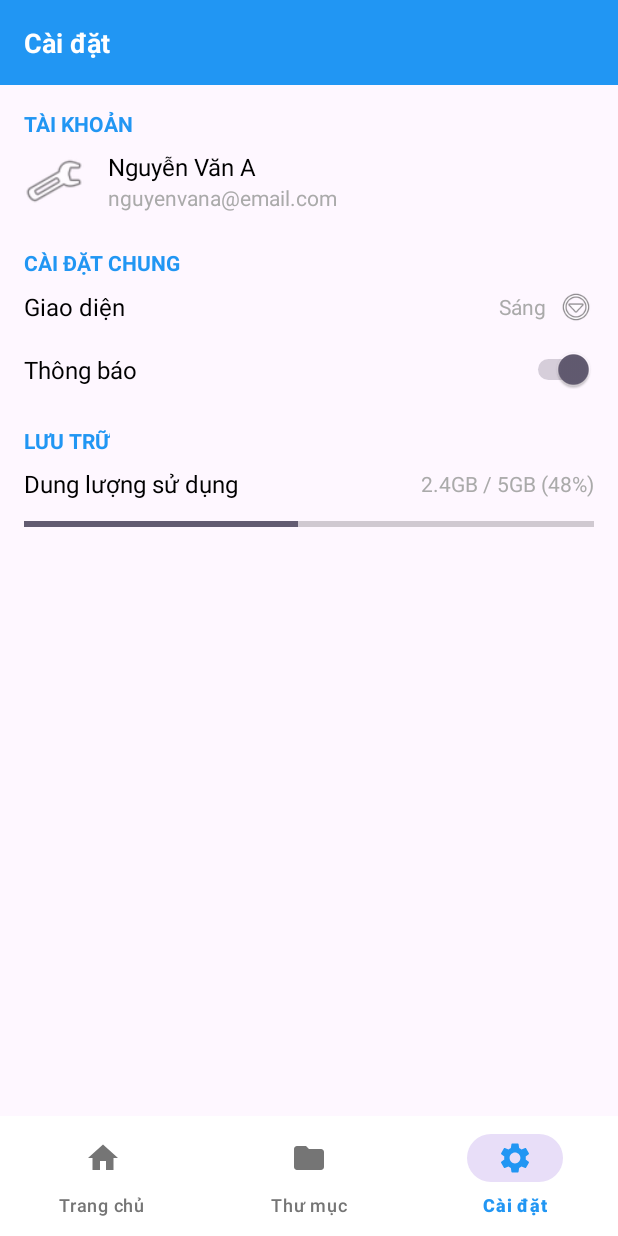
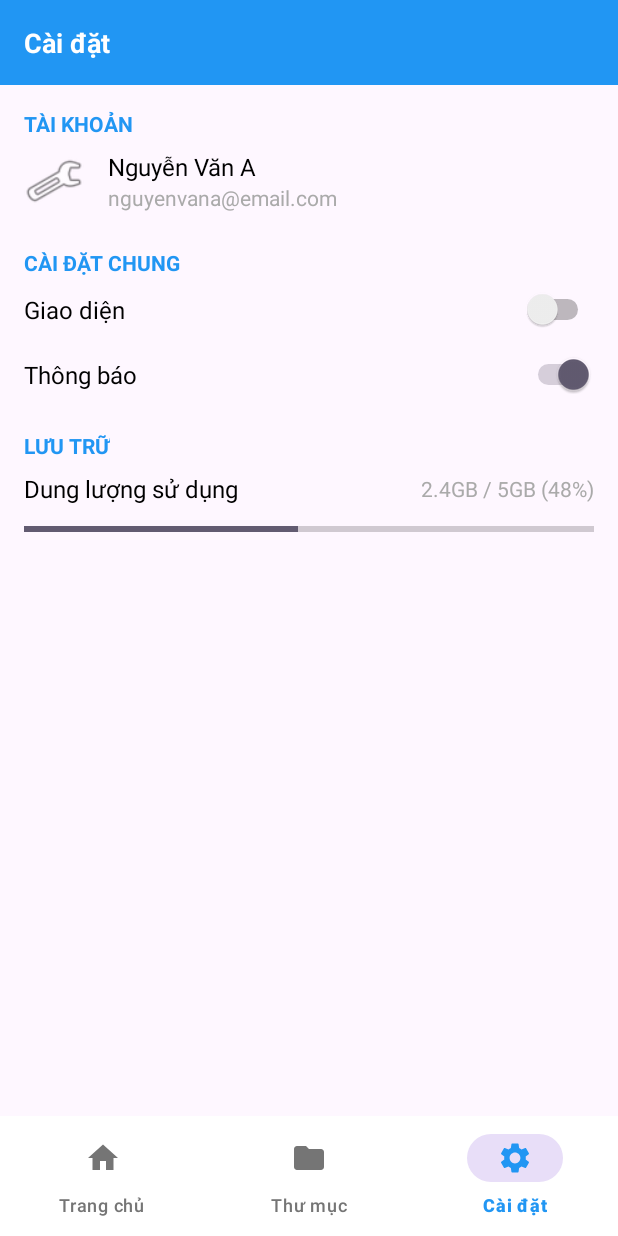
Before and after one commit to 22520586/Final_Project_Android, an Android app: the SettingActivity screen opened directly, with no data from a screen before it, on a phone screen of 412 x 824 dp. Run offline under Robolectric (Android 15) with nearby library versions, the phone set to English and light mode, and no system bars.

Commit message:
Fix UI Setting

```diff
--- a/app/src/main/res/layout/activity_setting.xml
+++ b/app/src/main/res/layout/activity_setting.xml
@@ -110,18 +110,13 @@
                     android:textColor="@android:color/black"
                     android:textSize="16sp" />
 
-                <TextView
+                <Switch
+                    android:id="@+id/switchTheme"
                     android:layout_width="wrap_content"
                     android:layout_height="wrap_content"
-                    android:text="Sáng"
-                    android:textColor="@android:color/darker_gray"
-                    android:textSize="14sp" />
+                    android:textOff="Sáng"
+                    android:textOn="Tối" />
 
-                <ImageView
-                    android:layout_width="24dp"
-                    android:layout_height="24dp"
-                    android:layout_marginStart="8dp"
-                    android:src="@android:drawable/ic_menu_more" />
             </LinearLayout>
 
 
```
